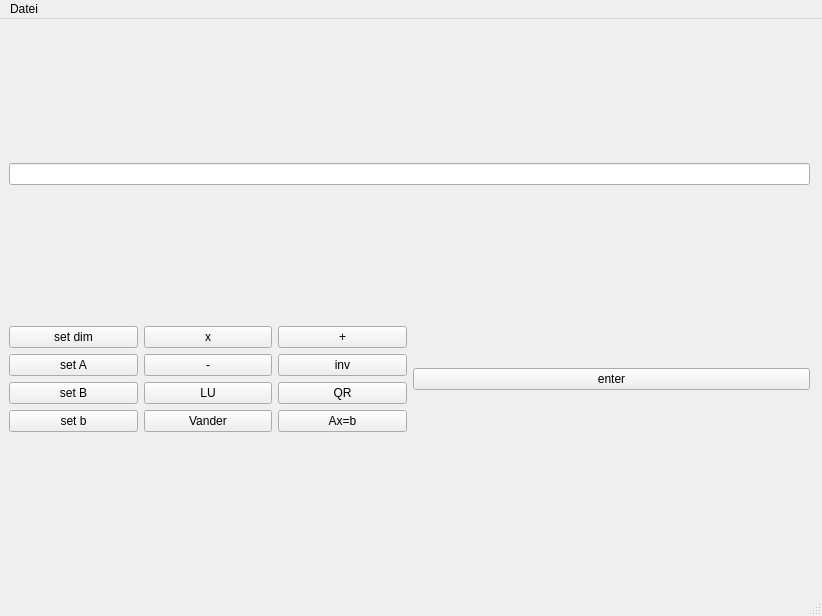
Before: the Qt Designer form forms/main_view.ui in Br0ce/ma_tricks, drawn with Qt 5.
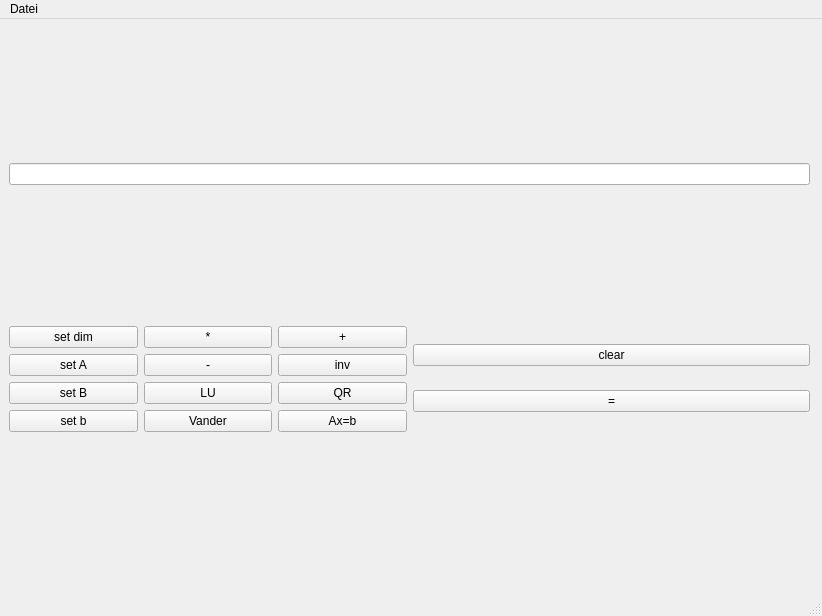
After: the same form once the commit is applied.

Commit message: added clear_clicked and fix bug in display

What changed in the file:
```diff
--- a/forms/main_view.ui
+++ b/forms/main_view.ui
@@ -62,7 +62,7 @@
          <item row="0" column="1">
           <widget class="QPushButton" name="pb_times">
            <property name="text">
-            <string>x</string>
+            <string>*</string>
            </property>
           </widget>
          </item>
@@ -125,11 +125,22 @@
         </layout>
        </item>
        <item>
-        <widget class="QPushButton" name="pb_enter">
+        <layout class="QVBoxLayout" name="verticalLayout">
+         <item>
+          <widget class="QPushButton" name="pb_clear">
          <property name="text">
-          <string>enter</string>
-         </property>
-        </widget>
+            <string>clear</string>
+           </property>
+          </widget>
+         </item>
+         <item>
+          <widget class="QPushButton" name="pb_equal">
+           <property name="text">
+            <string>=</string>
+           </property>
+          </widget>
+         </item>
+        </layout>
        </item>
       </layout>
      </item>
```
Left out of the diff: 2 changed lines with no effect on the pictures. Lines whose indentation alone changed are shown as unchanged. The commit also changes 2 other files.
